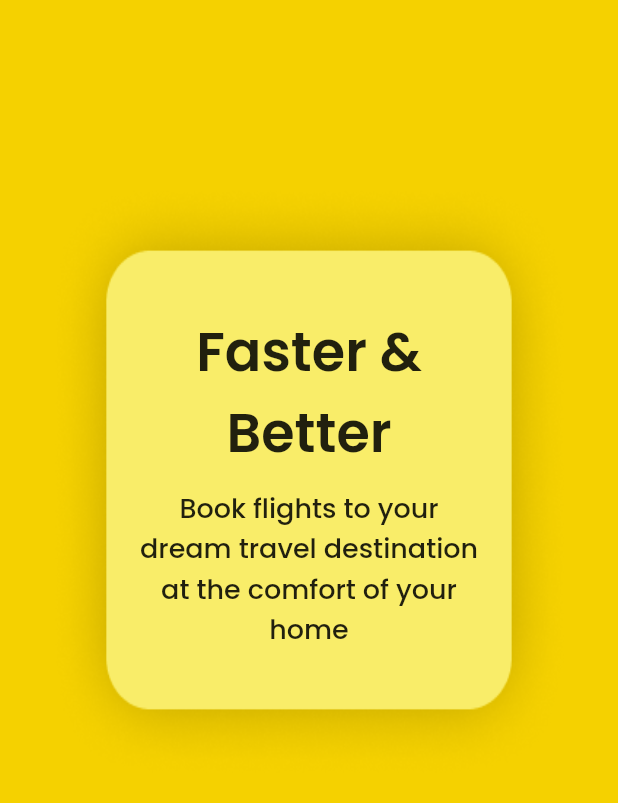
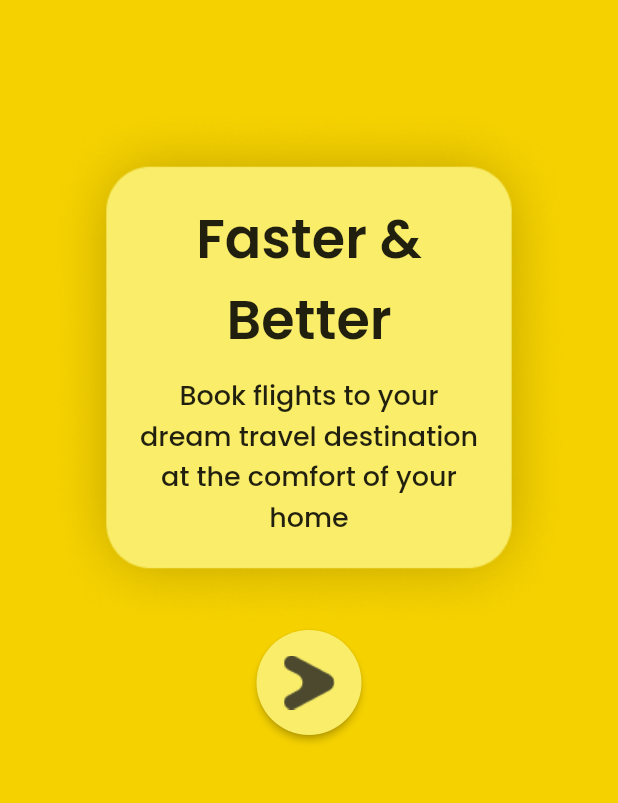
Before and after one commit to Project-Airway/Flutter-Airway, a Flutter app: the screen it shows after launch, on a phone screen of 412 x 824 dp, the part 138-941 px from its top. Run offline on Flutter 3.47's test engine with Material 2 defaults, Android fonts, the phone set to English and light mode, and no system bars; our stand-ins replace concentric_transition.

Commit message:
added a button in onboard1 which navigates to onboard2 when pressed

```diff
--- a/lib/Pages/User_onboard1.dart
+++ b/lib/Pages/User_onboard1.dart
@@ -1,3 +1,4 @@
+import 'package:airway_flutter/Pages/User_onboard2.dart';
 import 'package:flutter/material.dart';
 import 'package:concentric_transition/concentric_transition.dart';
 
@@ -26,7 +27,7 @@ class user_onboard1 extends StatelessWidget {
                     // )
                   ],
                 ),
-                SizedBox(height: 120),
+                SizedBox(height: 70),
 
                 Row(
                   mainAxisAlignment: MainAxisAlignment.center,
@@ -38,7 +39,7 @@ class user_onboard1 extends StatelessWidget {
                           fit: BoxFit.fill
                         )
                       ),
-                      height: 400,
+                      height: 350,
                       width: 350,
                       child: Column(
                         crossAxisAlignment: CrossAxisAlignment.center,
@@ -63,9 +64,33 @@ class user_onboard1 extends StatelessWidget {
                           )
                         ],
                       ),
-                    )
+                    ),
                   ],
-                )
+
+                ),
+
+                ElevatedButton(
+                  style: ElevatedButton.styleFrom(
+                      shape: CircleBorder(),
+                      primary: Color.fromRGBO(249, 237, 105, 1)
+                  ),
+                  child: Container(
+                    width: 100,
+                    height: 70,
+                    alignment: Alignment.center,
+                    decoration: BoxDecoration(shape: BoxShape.circle),
+                    child: Image(
+                      image: AssetImage('assets/Btn.png'),
+                    ),
+                  ),
+                  onPressed: () {
+                    Navigator.push(
+                      context,
+                      MaterialPageRoute(builder: (context) => const user_onboard2()),
+                    );
+                  },
+                ),
+
 
               ],
             ),
--- a/pubspec.yaml
+++ b/pubspec.yaml
@@ -64,7 +64,7 @@ flutter:
     - assets/logo.png
     - assets/user_img1.png
     - assets/user_block1.png
-    - assets/
+    - assets/Btn.png
 
   # An image asset can refer to one or more resolution-specific "variants", see
   # https://flutter.dev/assets-and-images/#resolution-aware.
```
Also changed, not shown: assets/Btn.png (added).
